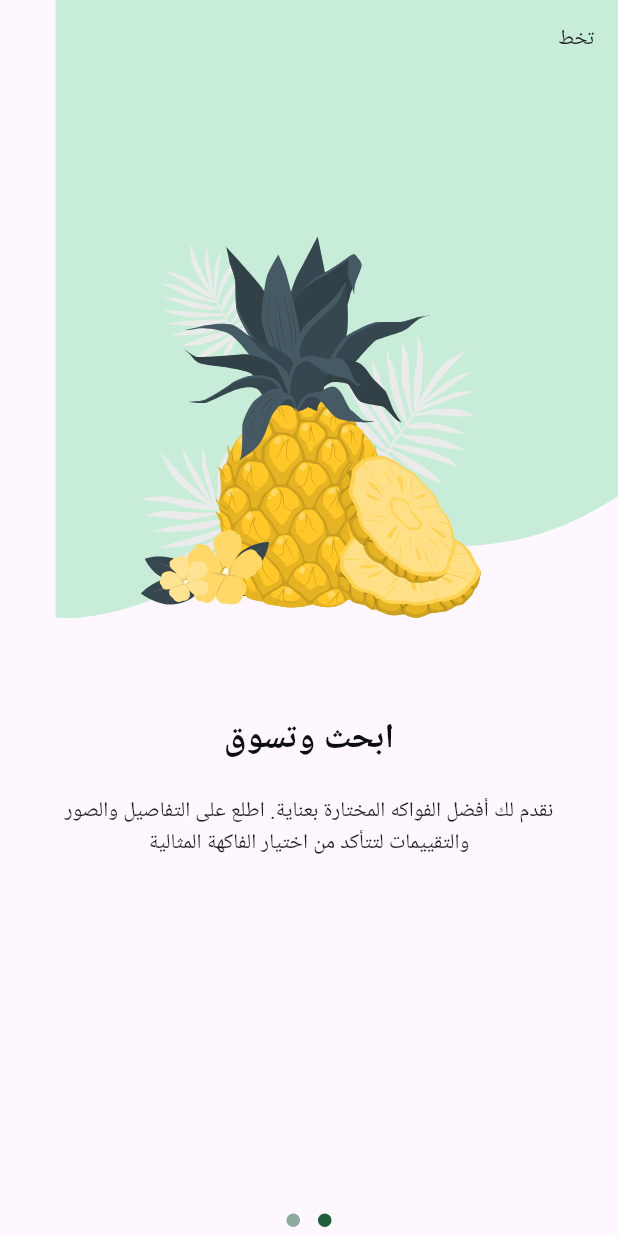
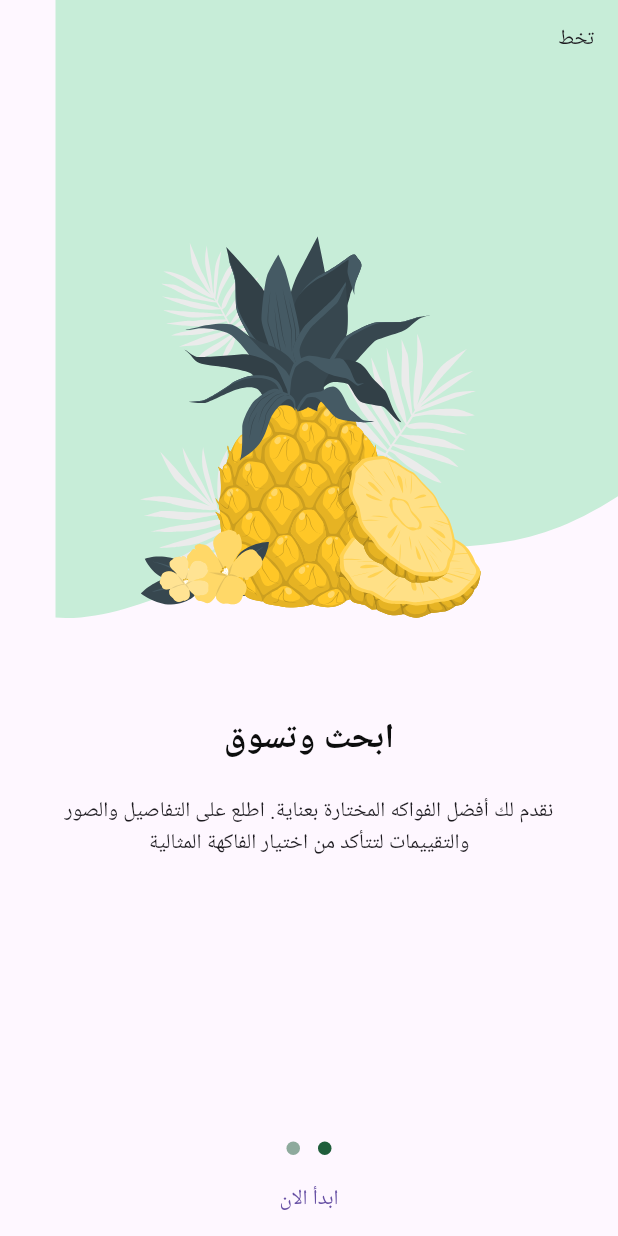
Before and after one commit to mostafa-osman-coder/fruit_hub, a Flutter app: the screen it shows after launch, swiped to page 2, on a phone screen of 412 x 824 dp. Run offline on Flutter 3.47's test engine with Material 3 defaults, Android fonts, the phone set to English and light mode, and no system bars; drawn by our look-alikes of dots_indicator; our stand-ins replace flutter_svg; Roboto replaces fonts that are missing (cairo).

Commit message:
Adds a custom button to onboarding view
Introduces a "ابدأ الان" button to the onboarding screen, enhancing user interaction by providing a clear call-to-action. The button currently has no implemented functionality.

```diff
--- /dev/null
+++ b/lib/constants.dart
@@ -0,0 +1,4 @@
+const kHorizintalPadding = 16.0;
+const kTopPaddding = 16.0;
+const kIsOnBoardingViewSeen = 'isOnBoardingViewSeen';
+const kUserData = 'userData';
--- /dev/null
+++ b/lib/core/widgets/custom_button.dart
@@ -0,0 +1,14 @@
+import 'package:flutter/material.dart';
+
+class CustomButton extends StatelessWidget {
+  const CustomButton({super.key, required this.onPressed, required this.text});
+  final VoidCallback onPressed;
+  final String text;
+
+
+
+  @override
+  Widget build(BuildContext context) {
+    return TextButton(onPressed: onPressed, child: Text(text),);
+  }
+}
--- a/lib/features/on_boarding/widgets/on_boarding_view_body.dart
+++ b/lib/features/on_boarding/widgets/on_boarding_view_body.dart
@@ -1,6 +1,7 @@
 import 'package:dots_indicator/dots_indicator.dart';
 import 'package:flutter/material.dart';
 import 'package:fruit_hub/core/utils/app_colors.dart';
+import 'package:fruit_hub/core/widgets/custom_button.dart';
 import 'package:fruit_hub/features/on_boarding/widgets/on_boarding_page_view.dart';
  // Ensure this is the correct package or file for DotsIndicator
 
@@ -31,6 +32,11 @@ class _OnBoardingViewBodyState extends State<OnBoardingViewBody> {
 
           ),
 
+          CustomButton(
+            onPressed: () {},
+            text: 'ابدأ الان',
+          ),
+
       ],
     );
   }
```
